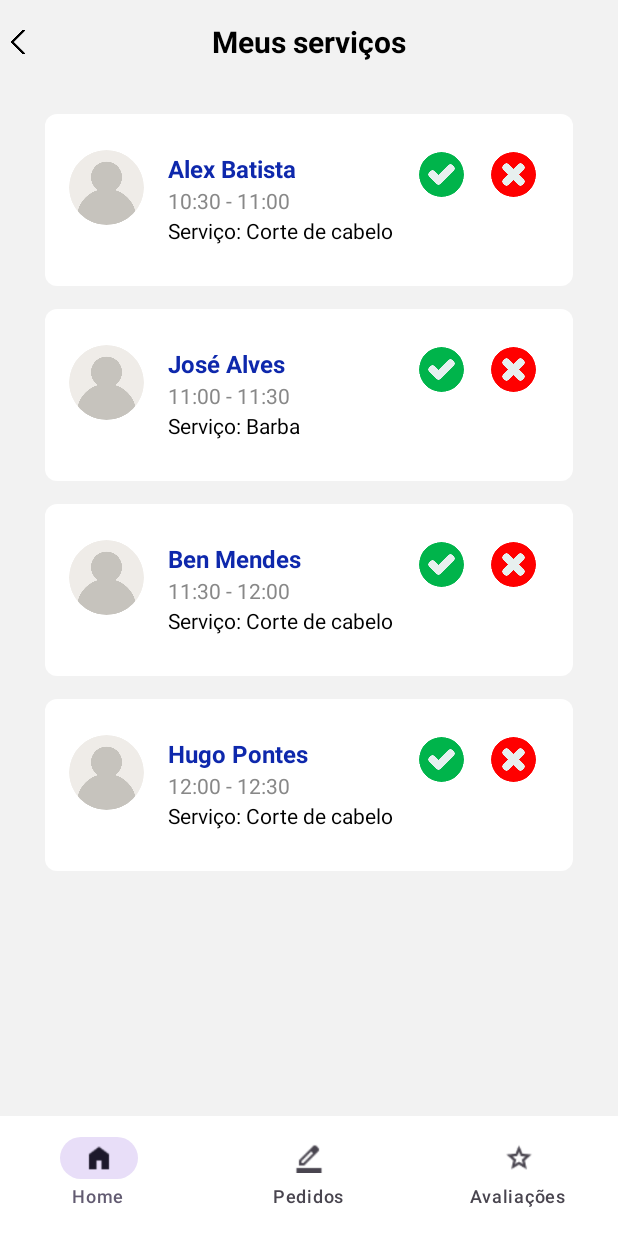
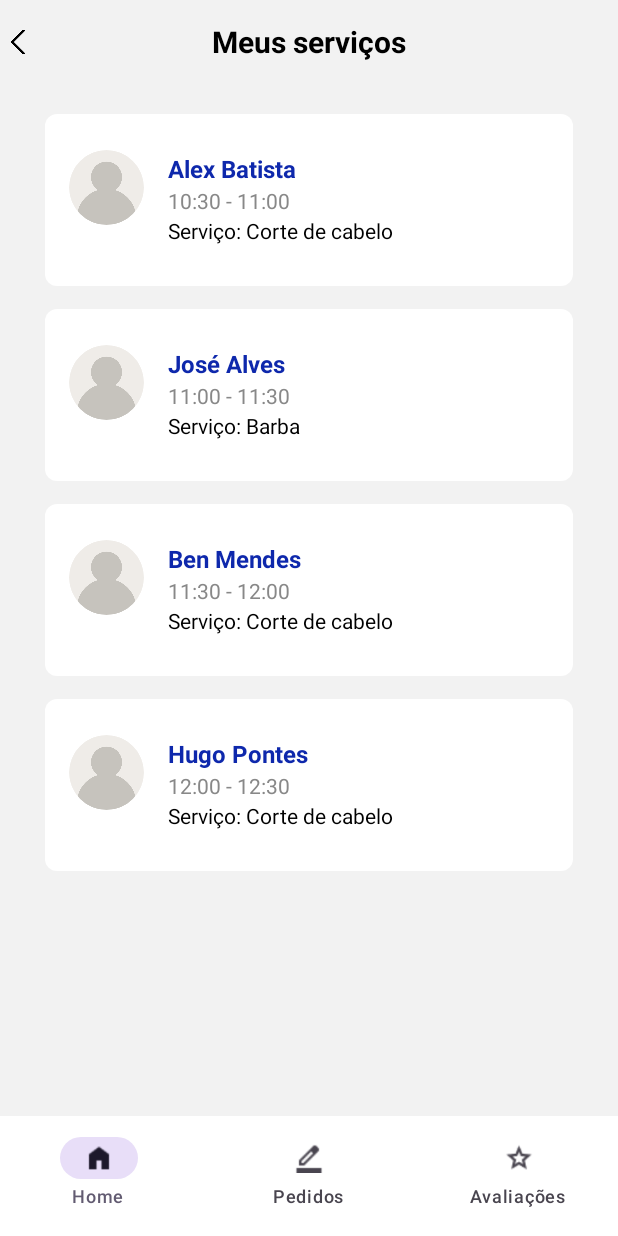
Before and after one commit to Harbor-gp6/Harbor-android, an Android app built with Jetpack Compose: the @Preview function ServicosPreview, on a phone screen of 412 x 824 dp. Run offline under Robolectric (Android 15) with nearby library versions, the phone set to English and light mode, and no system bars.

Commit message:
alterações no ServicosActivity para utilizar Swipe

```diff
--- a/app/src/main/java/com/example/apl_mobile_harbor/BaixaNegativaActivity.kt
+++ b/app/src/main/java/com/example/apl_mobile_harbor/BaixaNegativaActivity.kt
@@ -1,5 +1,6 @@
 package com.example.apl_mobile_harbor
 
+import ServicosActivity
 import android.content.Intent
 import android.os.Bundle
 import androidx.activity.ComponentActivity
--- a/app/src/main/java/com/example/apl_mobile_harbor/BaixaPositivaActivity.kt
+++ b/app/src/main/java/com/example/apl_mobile_harbor/BaixaPositivaActivity.kt
@@ -1,5 +1,6 @@
 package com.example.apl_mobile_harbor
 
+import ServicosActivity
 import android.content.Intent
 import android.os.Bundle
 import androidx.activity.ComponentActivity
--- a/app/src/main/java/com/example/apl_mobile_harbor/DetalhesServico.kt
+++ b/app/src/main/java/com/example/apl_mobile_harbor/DetalhesServico.kt
@@ -1,5 +1,6 @@
 package com.example.apl_mobile_harbor
 
+import ServicosActivity
 import android.content.Intent
 import android.os.Bundle
 import androidx.activity.ComponentActivity
--- a/app/src/main/java/com/example/apl_mobile_harbor/HomeActivity.kt
+++ b/app/src/main/java/com/example/apl_mobile_harbor/HomeActivity.kt
@@ -1,5 +1,6 @@
 package com.example.apl_mobile_harbor
 
+import ServicosActivity
 import android.content.Intent
 import android.os.Bundle
 import androidx.activity.ComponentActivity
--- a/app/src/main/java/com/example/apl_mobile_harbor/ServicosActivity.kt
+++ b/app/src/main/java/com/example/apl_mobile_harbor/ServicosActivity.kt
@@ -1,5 +1,3 @@
-package com.example.apl_mobile_harbor
-
 import android.content.Intent
 import android.os.Bundle
 import androidx.activity.ComponentActivity
@@ -8,27 +6,18 @@ import androidx.activity.enableEdgeToEdge
 import androidx.compose.foundation.Image
 import androidx.compose.foundation.background
 import androidx.compose.foundation.clickable
-import androidx.compose.foundation.layout.Arrangement
-import androidx.compose.foundation.layout.Box
-import androidx.compose.foundation.layout.Column
-import androidx.compose.foundation.layout.Row
-import androidx.compose.foundation.layout.Spacer
-import androidx.compose.foundation.layout.fillMaxSize
-import androidx.compose.foundation.layout.fillMaxWidth
-import androidx.compose.foundation.layout.height
-import androidx.compose.foundation.layout.padding
-import androidx.compose.foundation.layout.size
-import androidx.compose.foundation.layout.width
+import androidx.compose.foundation.gestures.detectHorizontalDragGestures
+import androidx.compose.foundation.layout.*
 import androidx.compose.foundation.shape.CircleShape
 import androidx.compose.foundation.shape.RoundedCornerShape
 import androidx.compose.material3.Icon
-import androidx.compose.material3.IconButton
 import androidx.compose.material3.Text
-import androidx.compose.runtime.Composable
+import androidx.compose.runtime.*
 import androidx.compose.ui.Alignment
 import androidx.compose.ui.Modifier
 import androidx.compose.ui.draw.clip
 import androidx.compose.ui.graphics.Color
+import androidx.compose.ui.input.pointer.pointerInput
 import androidx.compose.ui.platform.LocalContext
 import androidx.compose.ui.res.painterResource
 import androidx.compose.ui.res.stringResource
@@ -37,6 +26,11 @@ import androidx.compose.ui.text.style.TextAlign
 import androidx.compose.ui.tooling.preview.Preview
 import androidx.compose.ui.unit.dp
 import androidx.compose.ui.unit.sp
+import com.example.apl_mobile_harbor.BaixaNegativaActivity
+import com.example.apl_mobile_harbor.BaixaPositivaActivity
+import com.example.apl_mobile_harbor.BottomNavigationBar
+import com.example.apl_mobile_harbor.HomeActivity
+import com.example.apl_mobile_harbor.R
 import com.example.apl_mobile_harbor.ui.theme.AplmobileharborTheme
 
 class ServicosActivity : ComponentActivity() {
@@ -135,16 +129,25 @@ fun ContactItem(
     service: String
 ) {
     val context = LocalContext.current
+
     Box(
         modifier = Modifier
             .fillMaxWidth()
             .background(Color.White, shape = RoundedCornerShape(8.dp))
             .padding(16.dp)
             .clip(RoundedCornerShape(8.dp))
-            .clickable(onClick = {
-                val intent = Intent(context, DetalhesServico::class.java)
-                context.startActivity(intent)
-            })
+            .pointerInput(Unit) {
+                detectHorizontalDragGestures { change, dragAmount ->
+                    if (dragAmount > 0) {
+                        val intent = Intent(context, BaixaPositivaActivity::class.java)
+                        context.startActivity(intent)
+                    } else if (dragAmount < 0) {
+                        val intent = Intent(context, BaixaNegativaActivity::class.java)
+                        context.startActivity(intent)
+                    }
+                    change.consume()
+                }
+            }
     ) {
         Row(
             modifier = Modifier
@@ -172,40 +175,11 @@ fun ContactItem(
                 Text(text = stringResource(R.string.label_servico) + ":" + " $service", fontSize = 14.sp, color = Color.Black)
             }
         }
-        Row(
-            modifier = Modifier
-                .align(Alignment.TopEnd)
-        ) {
-            IconButton(onClick = {
-                val intent = Intent(context, BaixaPositivaActivity::class.java)
-                context.startActivity(intent)
-            }) {
-                Image(
-                    painter = painterResource(id = R.drawable.aceitar),
-                    contentDescription = "Confirmar",
-                    modifier = Modifier
-                        .size(30.dp)
-                        .clip(CircleShape)
-                )
-            }
-            IconButton(onClick = {
-                val intent = Intent(context, BaixaNegativaActivity::class.java)
-                context.startActivity(intent)
-            }) {
-                Image(
-                    painter = painterResource(id = R.drawable.cancelar),
-                    contentDescription = "Negar",
-                    modifier = Modifier
-                        .size(30.dp)
-                        .clip(CircleShape)
-                )
-            }
-        }
     }
 }
 
 @Preview(showSystemUi = true)
 @Composable
 fun ServicosPreview() {
-        ServiceScreen()
+    ServiceScreen()
 }
--- a/gradle.properties
+++ b/gradle.properties
@@ -15,7 +15,7 @@ org.gradle.jvmargs=-Xmx2048m -Dfile.encoding=UTF-8
 # Android operating system, and which are packaged with your app's APK
 # https://developer.android.com/topic/libraries/support-library/androidx-rn
 android.useAndroidX=true
-android.overridePathCheck = true
+android.overridePathCheck = false
 # Kotlin code style for this project: "official" or "obsolete":
 kotlin.code.style=official
 # Enables namespacing of each library's R class so that its R class includes only the
```
